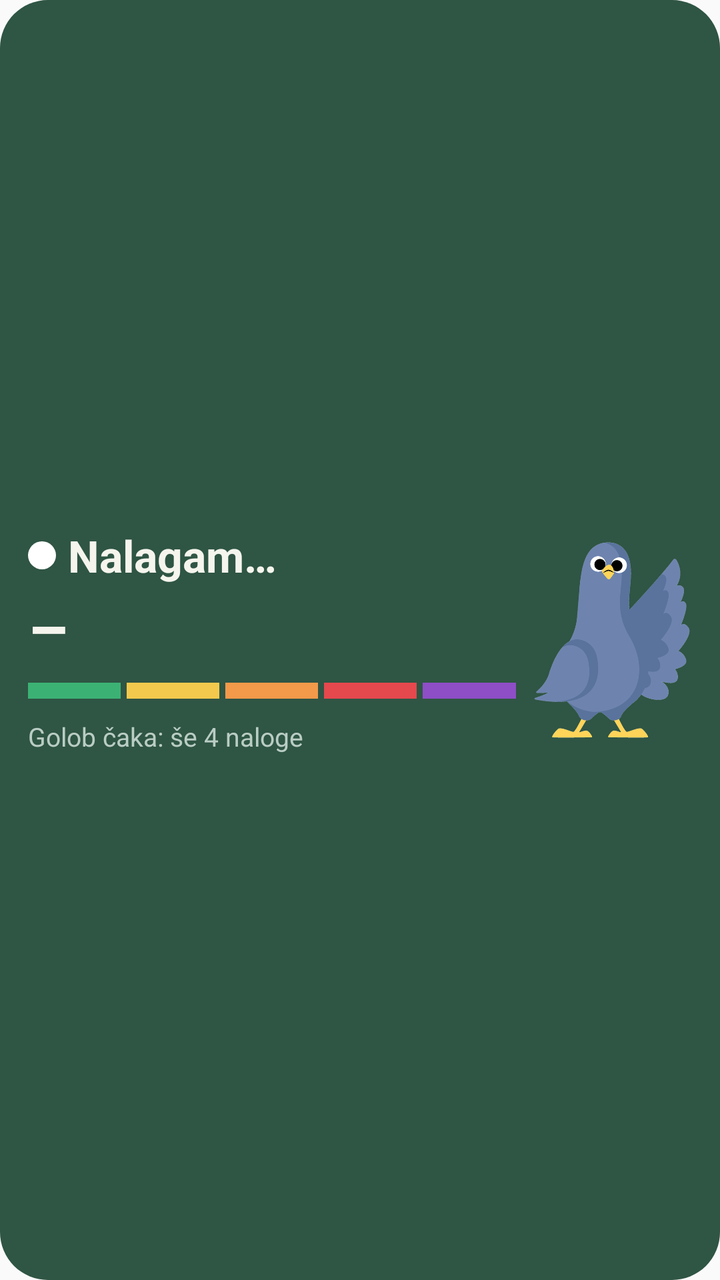
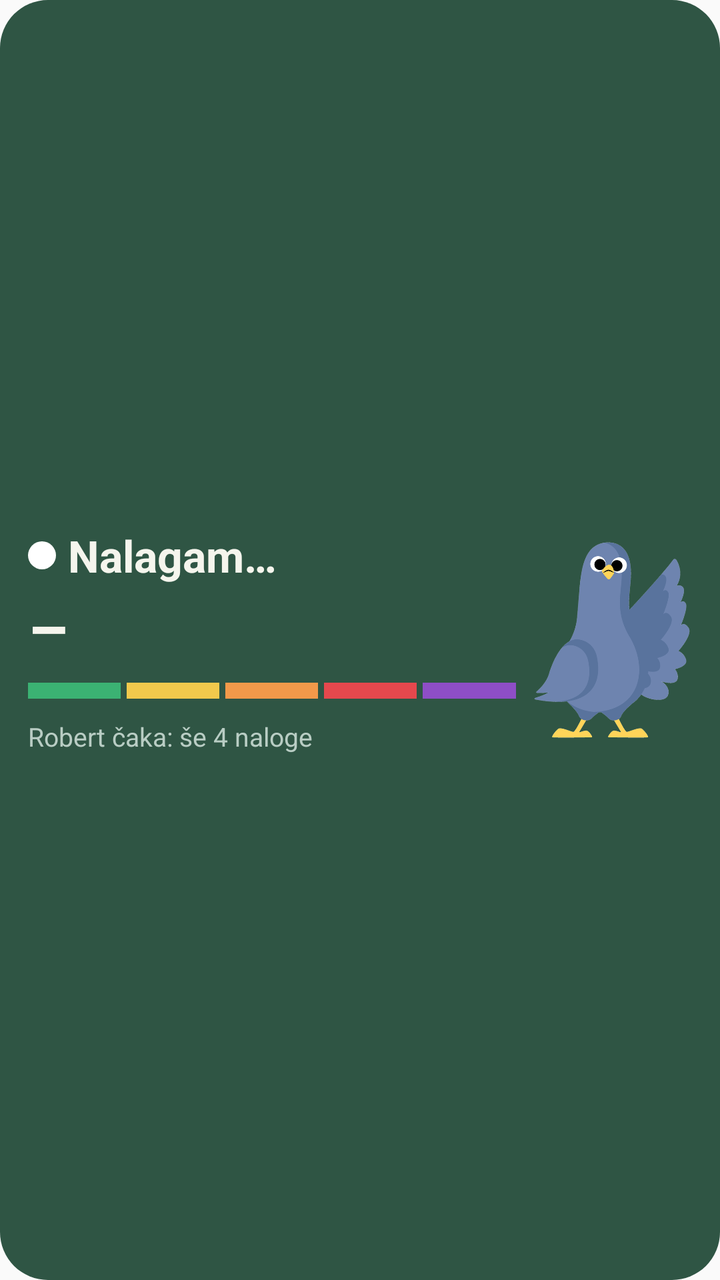

Two renders of the same Android screen: before a commit and after it. Below are the layout's source before the change and the commit's diff.
<!-- AndroidManifest.xml: application theme AppTheme -->
<!-- res/layout/widget_air.xml -->
<?xml version="1.0" encoding="utf-8"?>
<LinearLayout xmlns:android="http://schemas.android.com/apk/res/android"
    android:id="@+id/root"
    android:layout_width="match_parent"
    android:layout_height="match_parent"
    android:background="@drawable/widget_bg"
    android:gravity="center_vertical"
    android:orientation="horizontal"
    android:padding="14dp">

    <LinearLayout
        android:layout_width="0dp"
        android:layout_height="wrap_content"
        android:layout_weight="1"
        android:orientation="vertical">

        <LinearLayout
            android:layout_width="match_parent"
            android:layout_height="wrap_content"
            android:gravity="center_vertical"
            android:orientation="horizontal">

            <ImageView
                android:id="@+id/dot"
                android:layout_width="14dp"
                android:layout_height="14dp"
                android:layout_marginEnd="6dp"
                android:src="@drawable/widget_dot" />

            <TextView
                android:id="@+id/level"
                android:layout_width="wrap_content"
                android:layout_height="wrap_content"
                android:text="Nalagam…"
                android:textColor="#F5F5ED"
                android:textSize="22sp"
                android:textStyle="bold" />
        </LinearLayout>

        <TextView
            android:id="@+id/value"
            android:layout_width="wrap_content"
            android:layout_height="wrap_content"
            android:text="–"
            android:textColor="#F5F5ED"
            android:textSize="32sp"
            android:textStyle="bold" />

        <LinearLayout
            android:layout_width="match_parent"
            android:layout_height="8dp"
            android:layout_marginTop="6dp"
            android:orientation="horizontal">
            <View android:id="@+id/s1" android:layout_width="0dp" android:layout_height="match_parent" android:layout_weight="1" android:layout_marginEnd="3dp" android:background="#3BB273" />
            <View android:id="@+id/s2" android:layout_width="0dp" android:layout_height="match_parent" android:layout_weight="1" android:layout_marginEnd="3dp" android:background="#F2C94C" />
            <View android:id="@+id/s3" android:layout_width="0dp" android:layout_height="match_parent" android:layout_weight="1" android:layout_marginEnd="3dp" android:background="#F2994A" />
            <View android:id="@+id/s4" android:layout_width="0dp" android:layout_height="match_parent" android:layout_weight="1" android:layout_marginEnd="3dp" android:background="#E5484D" />
            <View android:id="@+id/s5" android:layout_width="0dp" android:layout_height="match_parent" android:layout_weight="1" android:background="#8E4EC6" />
        </LinearLayout>

        <TextView
            android:id="@+id/tasks"
            android:layout_width="match_parent"
            android:layout_height="wrap_content"
            android:layout_marginTop="10dp"
            android:text="Golob čaka: še 4 naloge"
            android:textColor="#B9CDC4"
            android:textSize="13sp" />
    </LinearLayout>

    <ImageView
        android:id="@+id/golob"
        android:layout_width="80dp"
        android:layout_height="100dp"
        android:layout_marginStart="8dp"
        android:contentDescription="Golob, maskota"
        android:scaleType="fitCenter"
        android:src="@drawable/golob" />
</LinearLayout>
<!-- resources referenced by this layout -->
<resources>
  <!-- drawable golob: png bitmap (drawable-nodpi, 64910 bytes) -->
  <!-- drawable widget_bg (drawable) -->
  <?xml version="1.0" encoding="utf-8"?>
  <shape xmlns:android="http://schemas.android.com/apk/res/android" android:shape="rectangle">
      <solid android:color="#2F5544" />
      <corners android:radius="24dp" />
  </shape>
  <!-- drawable widget_dot (drawable) -->
  <?xml version="1.0" encoding="utf-8"?>
  <shape xmlns:android="http://schemas.android.com/apk/res/android" android:shape="oval">
      <solid android:color="#FFFFFF" />
  </shape>
  <style name="AppTheme" parent="Theme.AppCompat.Light.DarkActionBar">
          
          <item name="colorPrimary">@color/colorPrimary</item>
          <item name="colorPrimaryDark">@color/colorPrimaryDark</item>
          <item name="colorAccent">@color/colorAccent</item>
      </style>
</resources>

<!-- the commit's change to res/layout/widget_air.xml (unified diff, before → after) -->
@@ -63,7 +63,7 @@
             android:layout_width="match_parent"
             android:layout_height="wrap_content"
             android:layout_marginTop="10dp"
-            android:text="Golob čaka: še 4 naloge"
+            android:text="Robert čaka: še 4 naloge"
             android:textColor="#B9CDC4"
             android:textSize="13sp" />
     </LinearLayout>
@@ -73,7 +73,7 @@
         android:layout_width="80dp"
         android:layout_height="100dp"
         android:layout_marginStart="8dp"
-        android:contentDescription="Golob, maskota"
+        android:contentDescription="Robert, golob"
         android:scaleType="fitCenter"
         android:src="@drawable/golob" />
 </LinearLayout>
